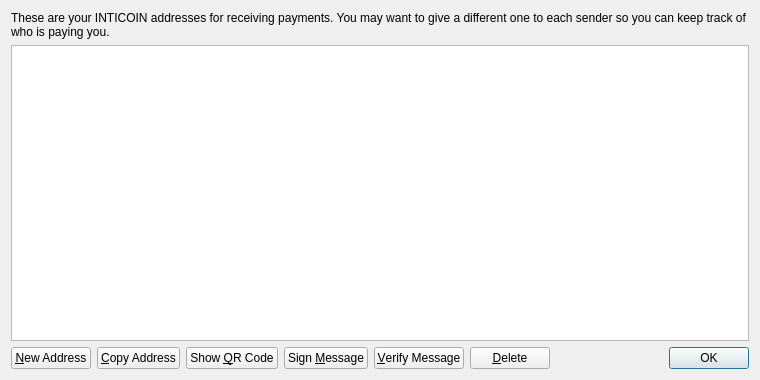
Qt form src/qt/forms/addressbookpage.ui (INTICOIN/INTICOIN) before a commit.
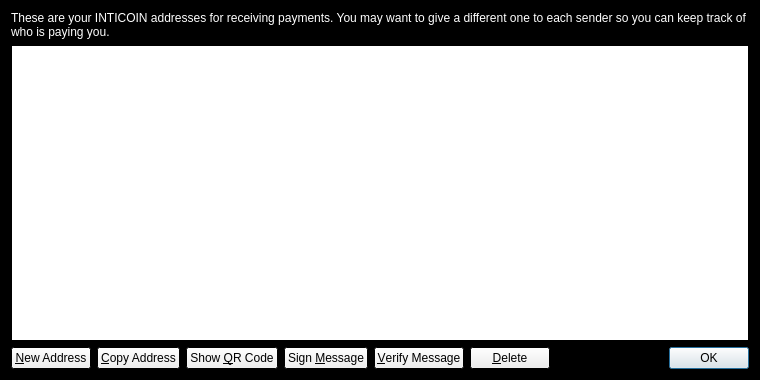
The same form after that commit. Icons and pictures are not drawn.

What changed in the file:
```diff
--- a/src/qt/forms/addressbookpage.ui
+++ b/src/qt/forms/addressbookpage.ui
@@ -10,12 +10,113 @@
     <height>380</height>
    </rect>
   </property>
+  <property name="palette">
+   <palette>
+    <active>
+     <colorrole role="Base">
+      <brush brushstyle="SolidPattern">
+       <color alpha="255">
+        <red>255</red>
+        <green>255</green>
+        <blue>255</blue>
+       </color>
+      </brush>
+     </colorrole>
+     <colorrole role="Window">
+      <brush brushstyle="SolidPattern">
+       <color alpha="255">
+        <red>0</red>
+        <green>0</green>
+        <blue>0</blue>
+       </color>
+      </brush>
+     </colorrole>
+    </active>
+    <inactive>
+     <colorrole role="Base">
+      <brush brushstyle="SolidPattern">
+       <color alpha="255">
+        <red>255</red>
+        <green>255</green>
+        <blue>255</blue>
+       </color>
+      </brush>
+     </colorrole>
+     <colorrole role="Window">
+      <brush brushstyle="SolidPattern">
+       <color alpha="255">
+        <red>0</red>
+        <green>0</green>
+        <blue>0</blue>
+       </color>
+      </brush>
+     </colorrole>
+    </inactive>
+    <disabled>
+     <colorrole role="Base">
+      <brush brushstyle="SolidPattern">
+       <color alpha="255">
+        <red>0</red>
+        <green>0</green>
+        <blue>0</blue>
+       </color>
+      </brush>
+     </colorrole>
+     <colorrole role="Window">
+      <brush brushstyle="SolidPattern">
+       <color alpha="255">
+        <red>0</red>
+        <green>0</green>
+        <blue>0</blue>
+       </color>
+      </brush>
+     </colorrole>
+    </disabled>
+   </palette>
+  </property>
   <property name="windowTitle">
    <string>Address Book</string>
   </property>
   <layout class="QVBoxLayout" name="verticalLayout">
    <item>
     <widget class="QLabel" name="labelExplanation">
+     <property name="palette">
+      <palette>
+       <active>
+        <colorrole role="WindowText">
+         <brush brushstyle="SolidPattern">
+          <color alpha="255">
+           <red>255</red>
+           <green>255</green>
+           <blue>255</blue>
+          </color>
+         </brush>
+        </colorrole>
+       </active>
+       <inactive>
+        <colorrole role="WindowText">
+         <brush brushstyle="SolidPattern">
+          <color alpha="255">
+           <red>255</red>
+           <green>255</green>
+           <blue>255</blue>
+          </color>
+         </brush>
+        </colorrole>
+       </inactive>
+       <disabled>
+        <colorrole role="WindowText">
+         <brush brushstyle="SolidPattern">
+          <color alpha="255">
+           <red>120</red>
+           <green>120</green>
+           <blue>120</blue>
+          </color>
+         </brush>
+        </colorrole>
+       </disabled>
+      </palette>
+     </property>
      <property name="text">
       <string>These are your INTICOIN addresses for receiving payments. You may want to give a different one to each sender so you can keep track of who is paying you.</string>
      </property>
```
